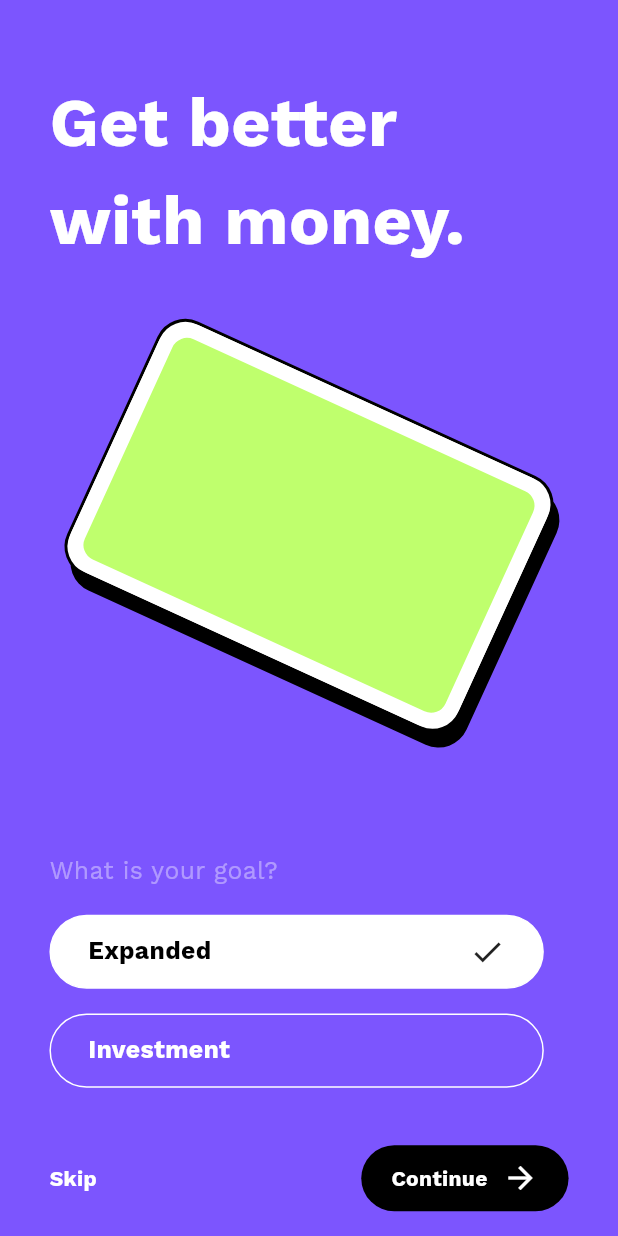
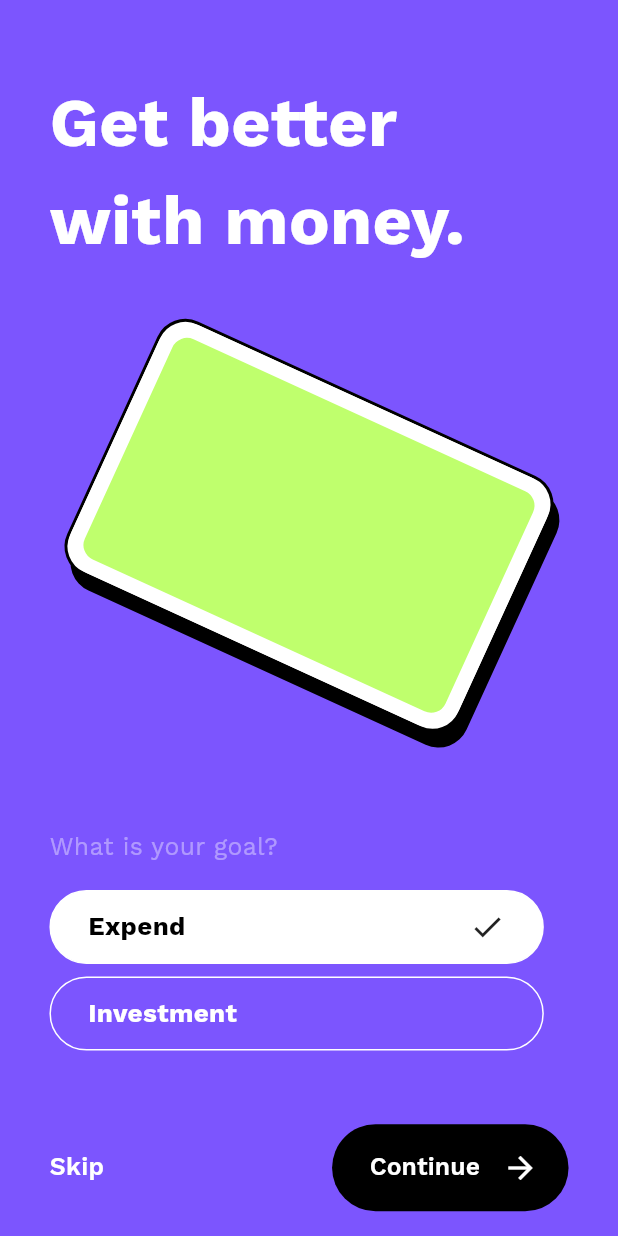
Before and after one commit to bhawesh2002/finance_app_ui, a Flutter app: the screen it shows after launch, on a phone screen of 412 x 824 dp. Run offline on Flutter 3.47's test engine with Material 3 defaults, Android fonts, the phone set to English and light mode, and no system bars; our stand-ins replace google_fonts.

Commit message:
change positioning and size of widgetts

```diff
--- a/lib/screens/screen1.dart
+++ b/lib/screens/screen1.dart
@@ -41,7 +41,7 @@ class Screen1 extends StatelessWidget {
           ),
           //Text: "What is your goal?"
           Positioned(
-            bottom: height * 0.28,
+            bottom: height * 0.3,
             left: width * 0.08,
             child: Opacity(
               opacity: 0.4,
@@ -57,14 +57,14 @@ class Screen1 extends StatelessWidget {
           //Expanded button
           Positioned(
             left: width * 0.08,
-            bottom: height * 0.2,
+            bottom: height * 0.22,
             child: selectableButton(context,
-                buttonName: "Expanded", isSelected: true),
+                buttonName: "Expend", isSelected: true),
           ),
           //Investment button
           Positioned(
             left: width * 0.08,
-            bottom: height * 0.12,
+            bottom: height * 0.15,
             child: selectableButton(context,
                 buttonName: "Investment", isSelected: false),
           ),
@@ -88,7 +88,9 @@ class Screen1 extends StatelessWidget {
                   child: Text(
                     "Skip",
                     style: GoogleFonts.workSans(
-                        fontWeight: FontWeight.bold, color: Colors.white),
+                        fontSize: width * 0.04,
+                        fontWeight: FontWeight.w600,
+                        color: Colors.white),
                   ),
                 ),
                 //Continue Button
@@ -106,15 +108,23 @@ class Screen1 extends StatelessWidget {
                         color: Colors.black),
                     padding: const EdgeInsets.symmetric(
                       horizontal: 20,
-                      vertical: 10,
+                      vertical: 5,
                     ),
                     child: Row(
                       mainAxisAlignment: MainAxisAlignment.spaceAround,
                       children: [
-                        Text(
-                          "Continue",
-                          style: GoogleFonts.workSans(
-                              fontWeight: FontWeight.bold, color: Colors.white),
+                        TextButton(
+                          onPressed: () {},
+                          style: ButtonStyle(
+                              padding: MaterialStateProperty.all(
+                                  const EdgeInsets.symmetric(horizontal: 5))),
+                          child: Text(
+                            "Continue",
+                            style: GoogleFonts.workSans(
+                                fontSize: width * 0.04,
+                                fontWeight: FontWeight.w600,
+                                color: Colors.white),
+                          ),
                         ),
                         const Padding(
                           padding: EdgeInsets.symmetric(horizontal: 5),
--- a/lib/widgets/selectable_button.dart
+++ b/lib/widgets/selectable_button.dart
@@ -22,7 +22,7 @@ Widget selectableButton(BuildContext context,
             buttonName,
             style: GoogleFonts.workSans(
                 color: isSelected ? Colors.black : Colors.white,
-                fontSize: width * 0.04,
+                fontSize: width * 0.042,
                 fontWeight: FontWeight.bold),
           ),
           isSelected ? const Icon(Icons.check) : const Icon(null),
```
